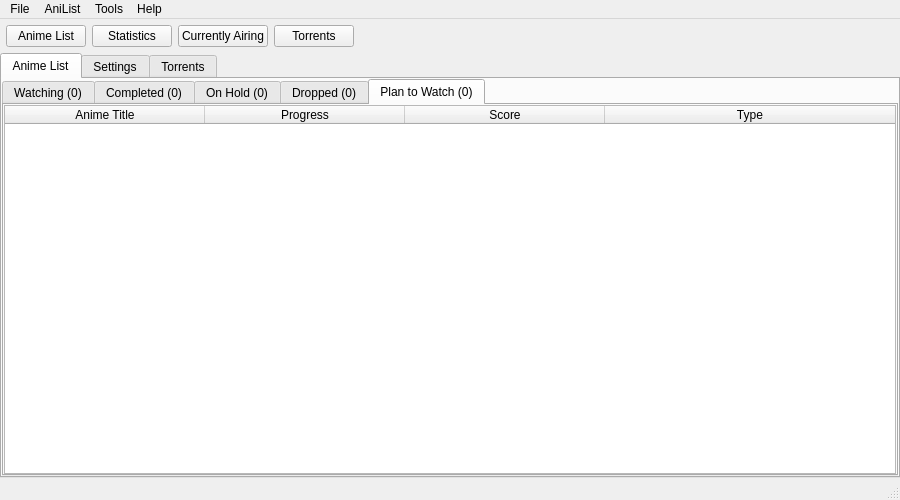
Above: mainwindow.ui from killmaster/Shinjiru before the change. Below: the same form after it.
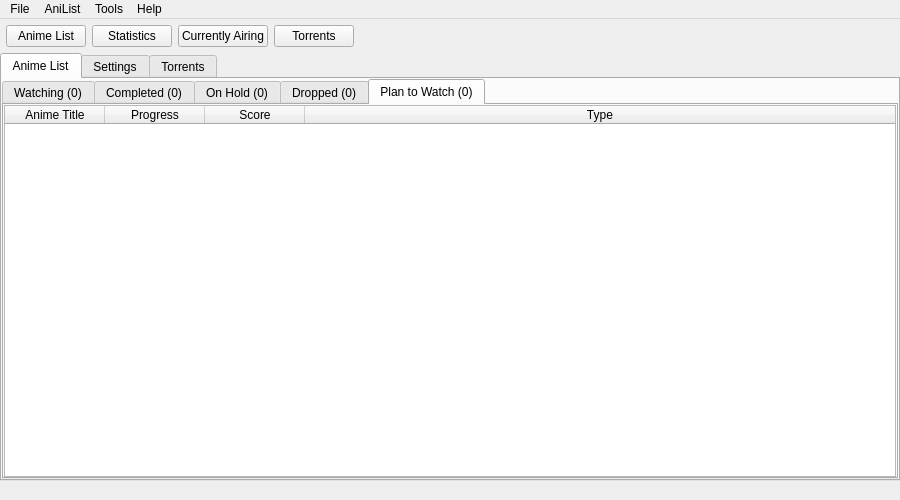
That is the form after the change. The open tabs and pages were chosen to show the change.

```diff
--- a/mainwindow.ui
+++ b/mainwindow.ui
@@ -475,15 +475,15 @@
                  <property name="sortingEnabled">
                   <bool>true</bool>
                  </property>
-                 <attribute name="horizontalHeaderDefaultSectionSize">
-                  <number>200</number>
-                 </attribute>
                  <attribute name="horizontalHeaderStretchLastSection">
                   <bool>true</bool>
                  </attribute>
                  <attribute name="verticalHeaderVisible">
                   <bool>false</bool>
                  </attribute>
+                 <attribute name="verticalHeaderDefaultSectionSize">
+                  <number>19</number>
+                 </attribute>
                  <attribute name="verticalHeaderStretchLastSection">
                   <bool>false</bool>
                  </attribute>
@@ -809,7 +809,11 @@
    <addaction name="menuTools"/>
    <addaction name="menuHelp"/>
   </widget>
-  <widget class="QStatusBar" name="statusBar"/>
+  <widget class="QStatusBar" name="statusBar">
+   <property name="sizeGripEnabled">
+    <bool>false</bool>
+   </property>
+  </widget>
   <action name="actionExit">
    <property name="text">
     <string>Exit</string>
```
Left out of the diff: 34 changed lines with no effect on the pictures.
